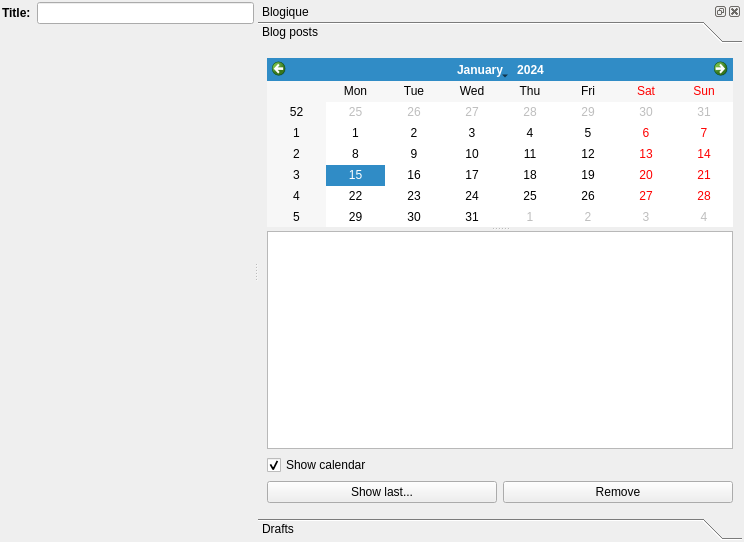
Before: the Qt Designer form src/plugins/blogique/blogiquewidget.ui in 0xd34df00d/leechcraft, drawn with Qt 5.
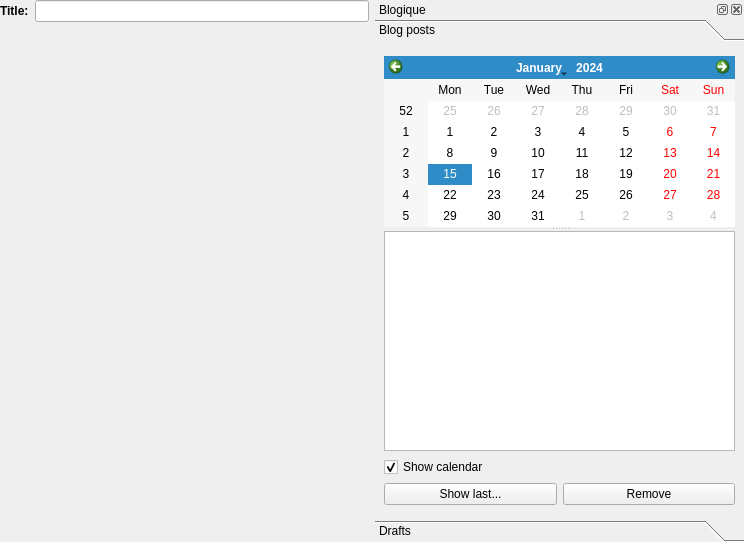
After: the same form once the commit is applied.

Commit message: Blogique: get rid of the splitter.

The edit to the form file:
```diff
--- a/src/plugins/blogique/blogiquewidget.ui
+++ b/src/plugins/blogique/blogiquewidget.ui
@@ -13,22 +13,11 @@
   <property name="windowTitle">
    <string/>
   </property>
-  <layout class="QGridLayout" name="gridLayout" columnstretch="1">
+  <layout class="QHBoxLayout" name="horizontalLayout_2">
    <property name="margin">
-    <number>2</number>
+    <number>0</number>
    </property>
-   <item row="0" column="0">
-    <widget class="QSplitter" name="MainSplitter_">
-     <property name="sizePolicy">
-      <sizepolicy hsizetype="Minimum" vsizetype="Preferred">
-       <horstretch>0</horstretch>
-       <verstretch>0</verstretch>
-      </sizepolicy>
-     </property>
-     <property name="orientation">
-      <enum>Qt::Horizontal</enum>
-     </property>
-     <widget class="QWidget" name="layoutWidget">
+   <item>
       <layout class="QVBoxLayout" name="verticalLayout">
        <property name="sizeConstraint">
         <enum>QLayout::SetMaximumSize</enum>
@@ -56,7 +45,7 @@
        <item>
         <widget class="QFrame" name="PostFrame_">
          <property name="sizePolicy">
-          <sizepolicy hsizetype="Expanding" vsizetype="Expanding">
+        <sizepolicy hsizetype="Preferred" vsizetype="Expanding">
            <horstretch>0</horstretch>
            <verstretch>0</verstretch>
           </sizepolicy>
@@ -64,7 +53,8 @@
         </widget>
        </item>
       </layout>
-     </widget>
+   </item>
+   <item>
      <widget class="QDockWidget" name="SideWidget_">
       <property name="sizePolicy">
        <sizepolicy hsizetype="Minimum" vsizetype="Preferred">
@@ -105,8 +95,8 @@
             <rect>
              <x>0</x>
              <y>0</y>
-             <width>445</width>
-             <height>459</height>
+            <width>369</width>
+            <height>463</height>
             </rect>
            </property>
            <attribute name="label">
@@ -160,8 +150,8 @@
             <rect>
              <x>0</x>
              <y>0</y>
-             <width>268</width>
-             <height>124</height>
+            <width>363</width>
+            <height>451</height>
             </rect>
            </property>
            <attribute name="label">
@@ -200,7 +190,6 @@
          </widget>
         </item>
        </layout>
-      </widget>
      </widget>
     </widget>
    </item>
```
Lines whose indentation alone changed are shown as unchanged. The commit also changes 1 other file.
